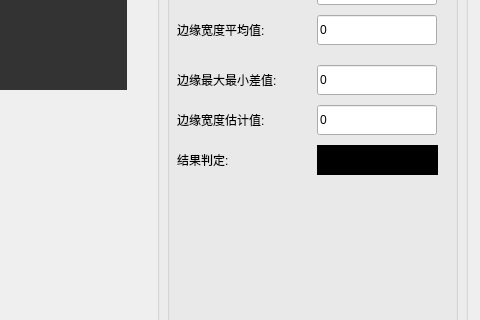
This is glassDetect/res/glassdetectdlg.ui in Arvin-He/projects as Qt 5 draws it before an edit; both pictures show x 373 to 853 and y 310 to 630 of the 853 by 738 pixel window. The edited form follows.
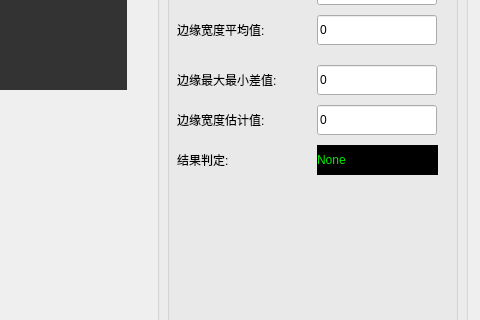
This is the edited form.

```diff
--- a/glassDetect/res/glassdetectdlg.ui
+++ b/glassDetect/res/glassdetectdlg.ui
@@ -299,10 +299,11 @@
      </property>
      <property name="styleSheet">
       <string notr="true">background-color: rgb(0, 0, 0);
-font: 75 12pt &quot;green&quot; &quot;宋体&quot;;</string>
+font: 75 14pt &quot;Consolas&quot;;
+color : #00EC00;</string>
      </property>
      <property name="text">
-      <string>11</string>
+      <string>None</string>
      </property>
     </widget>
    </widget>
```
